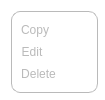
Qt form src/qt/veil/forms/addressesmenu.ui (Veil-Project/veil) before a commit.
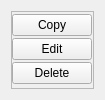
The same form after that commit.

```diff
--- a/src/qt/veil/forms/addressesmenu.ui
+++ b/src/qt/veil/forms/addressesmenu.ui
@@ -19,11 +19,6 @@
   <property name="windowTitle">
    <string>Form</string>
   </property>
-  <property name="styleSheet">
-   <string notr="true">background-color:transparent;
-border:none;
-color:#bababa;</string>
-  </property>
   <layout class="QHBoxLayout" name="horizontalLayout">
    <item>
     <widget class="QFrame" name="frame">
@@ -33,21 +28,16 @@
        <height>82</height>
       </size>
      </property>
-     <property name="styleSheet">
-      <string notr="true">#frame{
-	background-color:white;
-	border-radius:9px;
-	padding:3px;
-	border: 1px solid #bababa;
-}</string>
-     </property>
      <property name="frameShape">
       <enum>QFrame::StyledPanel</enum>
      </property>
      <property name="frameShadow">
       <enum>QFrame::Raised</enum>
      </property>
-     <layout class="QVBoxLayout" name="verticalLayout">
+     <layout class="QVBoxLayout" name="verticalLayout" stretch="0,1">
+      <property name="sizeConstraint">
+       <enum>QLayout::SetMinimumSize</enum>
+      </property>
       <property name="spacing">
        <number>0</number>
       </property>
@@ -74,15 +64,6 @@
         <property name="focusPolicy">
          <enum>Qt::NoFocus</enum>
         </property>
-        <property name="styleSheet">
-         <string notr="true">QPushButton{
-	padding-left:6px;
-}
-
-QPushButton::hover{
-	color:black;
-}</string>
-        </property>
         <property name="text">
          <string>Copy</string>
         </property>
@@ -99,15 +80,6 @@
         <property name="focusPolicy">
          <enum>Qt::NoFocus</enum>
         </property>
-        <property name="styleSheet">
-         <string notr="true">QPushButton{
-	padding-left:6px;
-}
-
-QPushButton::hover{
-	color:black;
-}</string>
-        </property>
         <property name="text">
          <string>Edit</string>
         </property>
@@ -124,15 +96,6 @@
         <property name="focusPolicy">
          <enum>Qt::NoFocus</enum>
         </property>
-        <property name="styleSheet">
-         <string notr="true">QPushButton{
-	padding-left:6px;
-}
-
-QPushButton::hover{
-	color:black;
-}</string>
-        </property>
         <property name="text">
          <string>Delete</string>
         </property>
```
